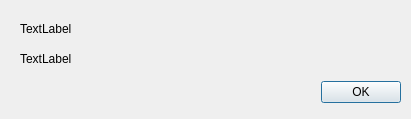
HansBug/dgdvapp, file app/ui/dialog_config.ui: the form before one commit.
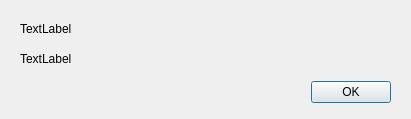
The form after the commit.

Commit message: dev(hansbug): update config windows

What changed in the file:
```diff
--- a/app/ui/dialog_config.ui
+++ b/app/ui/dialog_config.ui
@@ -42,7 +42,7 @@
   <widget class="QDialogButtonBox" name="button_dialog">
    <property name="geometry">
     <rect>
-     <x>220</x>
+     <x>210</x>
      <y>80</y>
      <width>181</width>
      <height>25</height>
```
The commit also changes 1 other file.
